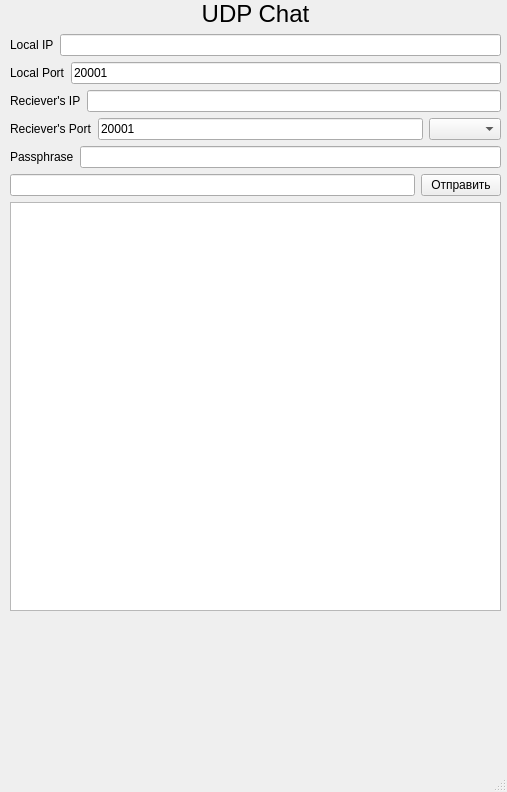
This is client.ui in Yarosvet/udp_chat as Qt 5 draws it before an edit. The edited form follows.
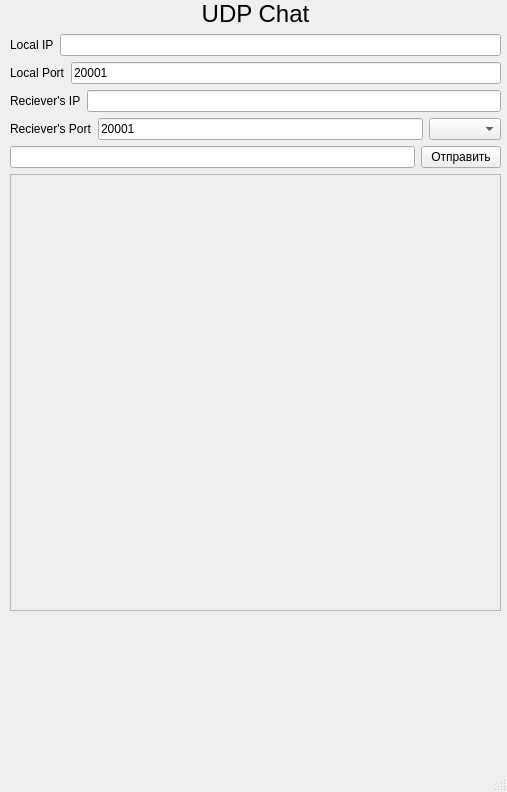
This is the edited form.

Commit message: Осталась база и небольшие доработки

Diff of the .ui file:
```diff
--- a/client.ui
+++ b/client.ui
@@ -160,29 +160,6 @@
        </item>
       </layout>
      </item>
-     <item>
-      <layout class="QHBoxLayout" name="horizontalLayout_8">
-       <property name="topMargin">
-        <number>0</number>
-       </property>
-       <property name="bottomMargin">
-        <number>0</number>
-       </property>
-       <item>
-        <widget class="QLabel" name="label_7">
-         <property name="text">
-          <string>Passphrase</string>
-         </property>
-         <property name="margin">
-          <number>5</number>
-         </property>
-        </widget>
-       </item>
-       <item>
-        <widget class="QLineEdit" name="lineEdit_7"/>
-       </item>
-      </layout>
-     </item>
      <item>
       <layout class="QHBoxLayout" name="horizontalLayout">
        <item>
@@ -198,7 +175,11 @@
       </layout>
      </item>
      <item>
-      <widget class="QTextBrowser" name="textBrowser"/>
+      <widget class="QTextBrowser" name="textBrowser">
+       <property name="enabled">
+        <bool>false</bool>
+       </property>
+      </widget>
      </item>
     </layout>
    </widget>
```
The commit also changes 2 other files.
